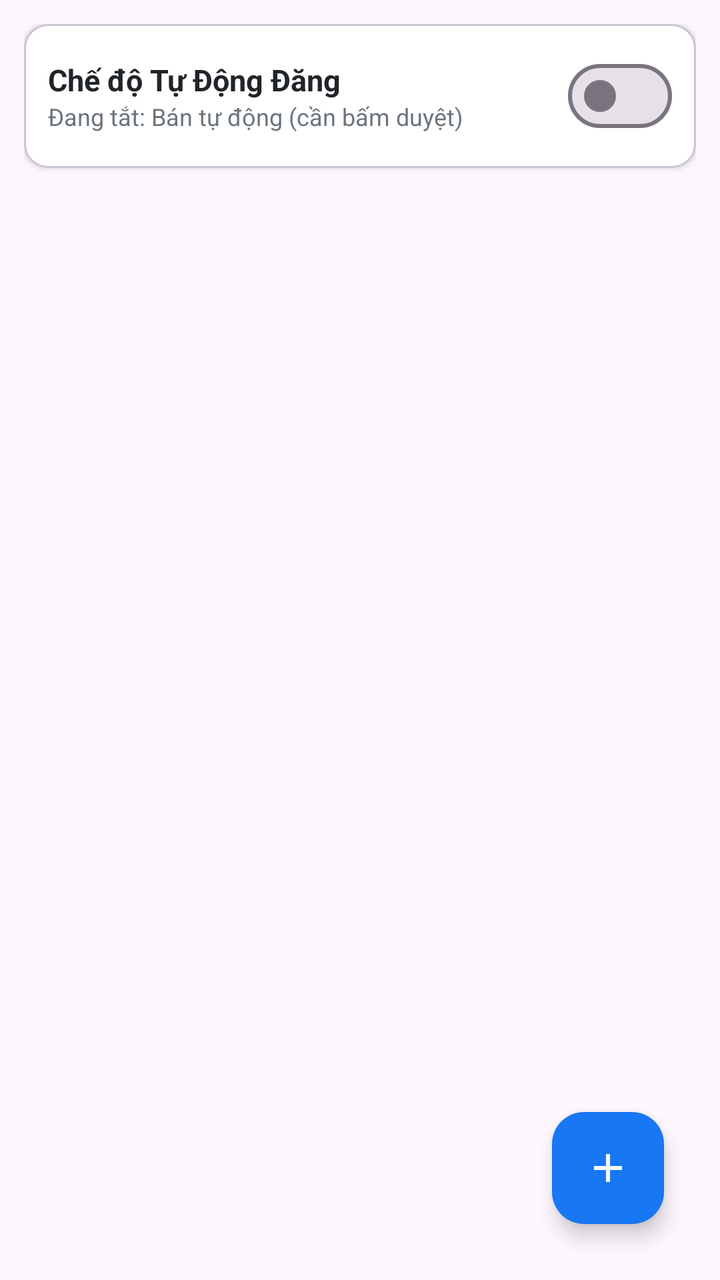
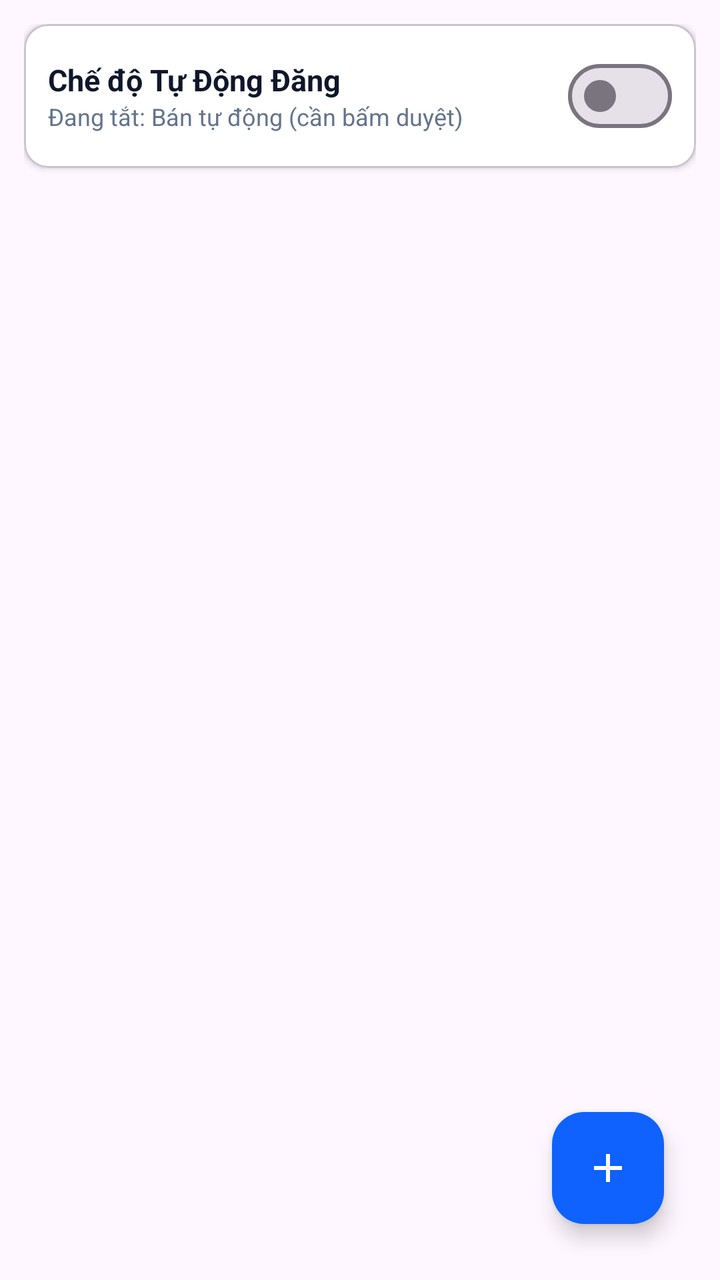

Compare the two renders of this Android layout. The source of the first and the diff that turns it into the second are given below.
<!-- AndroidManifest.xml: application theme Theme.Z2FBPostManager -->
<!-- res/layout/fragment_queue.xml -->
<?xml version="1.0" encoding="utf-8"?>
<androidx.constraintlayout.widget.ConstraintLayout 
    xmlns:android="http://schemas.android.com/apk/res/android"
    xmlns:app="http://schemas.android.com/apk/res-auto"
    android:layout_width="match_parent"
    android:layout_height="match_parent"
    android:padding="12dp">

    
    <com.google.android.material.card.MaterialCardView
        android:id="@+id/card_mode_status"
        android:layout_width="match_parent"
        android:layout_height="wrap_content"
        app:cardCornerRadius="12dp"
        app:cardElevation="2dp"
        app:cardBackgroundColor="@color/surface"
        app:layout_constraintTop_toTopOf="parent">

        <LinearLayout
            android:layout_width="match_parent"
            android:layout_height="wrap_content"
            android:orientation="horizontal"
            android:gravity="center_vertical"
            android:padding="12dp">

            <LinearLayout
                android:layout_width="0dp"
                android:layout_height="wrap_content"
                android:layout_weight="1"
                android:orientation="vertical">

                <TextView
                    android:id="@+id/tv_mode_title"
                    android:layout_width="wrap_content"
                    android:layout_height="wrap_content"
                    android:text="Chế độ Tự Động Đăng"
                    android:textSize="15sp"
                    android:textStyle="bold"
                    android:textColor="@color/text_primary" />

                <TextView
                    android:id="@+id/tv_mode_desc"
                    android:layout_width="wrap_content"
                    android:layout_height="wrap_content"
                    android:text="Đang tắt: Bán tự động (cần bấm duyệt)"
                    android:textSize="12sp"
                    android:textColor="@color/text_secondary" />
            </LinearLayout>

            <com.google.android.material.materialswitch.MaterialSwitch
                android:id="@+id/switch_auto_mode"
                android:layout_width="wrap_content"
                android:layout_height="wrap_content" />
        </LinearLayout>
    </com.google.android.material.card.MaterialCardView>

    
    <androidx.recyclerview.widget.RecyclerView
        android:id="@+id/rv_posts"
        android:layout_width="match_parent"
        android:layout_height="0dp"
        android:layout_marginTop="8dp"
        app:layout_constraintTop_toBottomOf="@id/card_mode_status"
        app:layout_constraintBottom_toBottomOf="parent" />

    
    <LinearLayout
        android:id="@+id/layout_empty"
        android:layout_width="wrap_content"
        android:layout_height="wrap_content"
        android:gravity="center"
        android:orientation="vertical"
        android:visibility="gone"
        app:layout_constraintTop_toTopOf="@id/rv_posts"
        app:layout_constraintBottom_toBottomOf="@id/rv_posts"
        app:layout_constraintStart_toStartOf="parent"
        app:layout_constraintEnd_toEndOf="parent">

        <ImageView
            android:layout_width="64dp"
            android:layout_height="64dp"
            android:src="@drawable/ic_queue"
            app:tint="@color/text_secondary" />

        <TextView
            android:layout_width="wrap_content"
            android:layout_height="wrap_content"
            android:layout_marginTop="8dp"
            android:text="Chưa có bài viết nào từ Zalo"
            android:textSize="14sp"
            android:textColor="@color/text_secondary" />

        <TextView
            android:layout_width="wrap_content"
            android:layout_height="wrap_content"
            android:layout_marginTop="4dp"
            android:text="Tin nhắn mới trong nhóm Zalo sẽ tự động xuất hiện tại đây"
            android:textSize="12sp"
            android:textColor="@color/text_secondary" />
    </LinearLayout>

    <com.google.android.material.floatingactionbutton.FloatingActionButton
        android:id="@+id/fab_add_post"
        android:layout_width="wrap_content"
        android:layout_height="wrap_content"
        android:layout_margin="16dp"
        android:src="@drawable/ic_post"
        app:tint="@color/on_primary"
        app:backgroundTint="@color/primary"
        app:layout_constraintBottom_toBottomOf="parent"
        app:layout_constraintEnd_toEndOf="parent" />

</androidx.constraintlayout.widget.ConstraintLayout>
<!-- resources referenced by this layout -->
<resources>
  <color name="on_primary">#FFFFFF</color>
  <color name="primary">#1877F2</color>
  <color name="surface">#FFFFFF</color>
  <color name="text_primary">#212529</color>
  <color name="text_secondary">#6C757D</color>
  <!-- drawable ic_post (drawable) -->
  <vector xmlns:android="http://schemas.android.com/apk/res/android"
      android:width="24dp"
      android:height="24dp"
      android:viewportWidth="24"
      android:viewportHeight="24">
    <path
        android:fillColor="@color/on_primary"
        android:pathData="M19,13h-6v6h-2v-6H5v-2h6V5h2v6h6v2z"/>
  </vector>
  <!-- drawable ic_queue (drawable) -->
  <vector xmlns:android="http://schemas.android.com/apk/res/android"
      android:width="24dp"
      android:height="24dp"
      android:viewportWidth="24"
      android:viewportHeight="24">
    <path
        android:fillColor="#333333"
        android:pathData="M19,3H5C3.9,3 3,3.9 3,5v14c0,1.1 0.9,2 2,2h14c1.1,0 2,-0.9 2,-2V5C21,3.9 20.1,3 19,3zM19,19H5V5h14V19zM7,7h10v2H7V7zM7,11h10v2H7V11zM7,15h7v2H7V15z"/>
  </vector>
  <style name="Theme.Z2FBPostManager" parent="Theme.Material3.DayNight.NoActionBar">
          
          <item name="colorPrimary">@color/primary</item>
          <item name="colorOnPrimary">@color/on_primary</item>
          <item name="colorSecondary">@color/secondary</item>
          <item name="android:statusBarColor">@color/surface</item>
          <item name="android:windowLightStatusBar">true</item>
          <item name="android:navigationBarColor">@color/surface</item>
      </style>
  <color name="secondary">#0068FF</color>
</resources>

<!-- the commit's change to res/layout/fragment_queue.xml (unified diff, before → after) -->
@@ -79,22 +79,23 @@
         <ImageView
             android:layout_width="64dp"
             android:layout_height="64dp"
-            android:src="@drawable/ic_queue"
+            android:src="@drawable/ic_apartment"
             app:tint="@color/text_secondary" />
 
         <TextView
             android:layout_width="wrap_content"
             android:layout_height="wrap_content"
             android:layout_marginTop="8dp"
-            android:text="Chưa có bài viết nào từ Zalo"
+            android:text="Chưa có bài đăng CHDV nào"
             android:textSize="14sp"
+            android:textStyle="bold"
             android:textColor="@color/text_secondary" />
 
         <TextView
             android:layout_width="wrap_content"
             android:layout_height="wrap_content"
             android:layout_marginTop="4dp"
-            android:text="Tin nhắn mới trong nhóm Zalo sẽ tự động xuất hiện tại đây"
+            android:text="Tin nhắn phòng mới từ nhóm Zalo chủ nhà sẽ tự động được AI định dạng tại đây"
             android:textSize="12sp"
             android:textColor="@color/text_secondary" />
     </LinearLayout>
<!-- resource entries referenced after the edit -->
@@ -1,10 +1,20 @@
 <!-- resources referenced by this layout -->
 <resources>
   <color name="on_primary">#FFFFFF</color>
-  <color name="primary">#1877F2</color>
+  <color name="primary">#0F62FE</color>
   <color name="surface">#FFFFFF</color>
-  <color name="text_primary">#212529</color>
-  <color name="text_secondary">#6C757D</color>
+  <color name="text_primary">#0F172A</color>
+  <color name="text_secondary">#64748B</color>
+  <!-- drawable ic_apartment (drawable) -->
+  <vector xmlns:android="http://schemas.android.com/apk/res/android"
+      android:width="24dp"
+      android:height="24dp"
+      android:viewportWidth="24"
+      android:viewportHeight="24">
+    <path
+        android:fillColor="@color/primary"
+        android:pathData="M17,11V3H7v4H3v14h8v-4h2v4h8V11H17zM7,19H5v-2h2V19zM7,15H5v-2h2V15zM7,11H5V9h2V11zM11,15H9v-2h2V15zM11,11H9V9h2V11zM11,7H9V5h2V7zM15,15h-2v-2h2V15zM15,11h-2V9h2V11zM15,7h-2V5h2V7zM19,19h-2v-2h2V19zM19,15h-2v-2h2V15z"/>
+  </vector>
   <!-- drawable ic_post (drawable) -->
   <vector xmlns:android="http://schemas.android.com/apk/res/android"
       android:width="24dp"
@@ -15,16 +25,6 @@
         android:fillColor="@color/on_primary"
         android:pathData="M19,13h-6v6h-2v-6H5v-2h6V5h2v6h6v2z"/>
   </vector>
-  <!-- drawable ic_queue (drawable) -->
-  <vector xmlns:android="http://schemas.android.com/apk/res/android"
-      android:width="24dp"
-      android:height="24dp"
-      android:viewportWidth="24"
-      android:viewportHeight="24">
-    <path
-        android:fillColor="#333333"
-        android:pathData="M19,3H5C3.9,3 3,3.9 3,5v14c0,1.1 0.9,2 2,2h14c1.1,0 2,-0.9 2,-2V5C21,3.9 20.1,3 19,3zM19,19H5V5h14V19zM7,7h10v2H7V7zM7,11h10v2H7V11zM7,15h7v2H7V15z"/>
-  </vector>
   <style name="Theme.Z2FBPostManager" parent="Theme.Material3.DayNight.NoActionBar">
           
           <item name="colorPrimary">@color/primary</item>
@@ -34,6 +34,6 @@
           <item name="android:windowLightStatusBar">true</item>
           <item name="android:navigationBarColor">@color/surface</item>
       </style>
-  <color name="secondary">#0068FF</color>
+  <color name="secondary">#0D9488</color>
 </resources>
 
